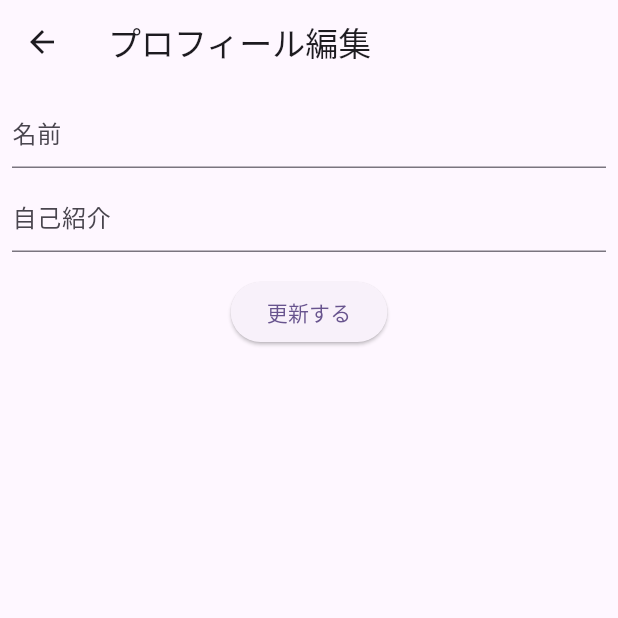
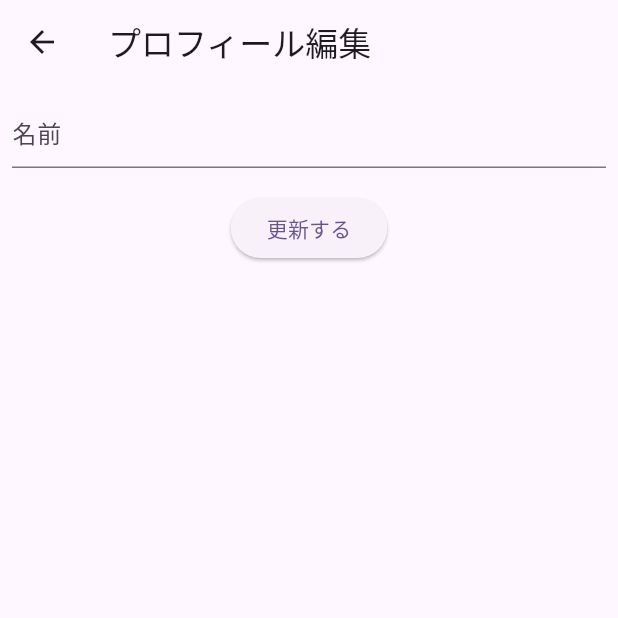
Before and after one commit to daichi-miyajima/instagram_app, a Flutter app: the MyPage screen opened directly, after a tap on the "edit" icon, on a phone screen of 412 x 824 dp, the top half of it. Run offline on Flutter 3.47's test engine with Material 3 defaults, Android fonts, the phone set to English and light mode, and no system bars; our stand-ins replace cloud_firestore, firebase_auth, firebase_core, firebase_storage, image_picker; accounts and stored records are empty; network calls fail.

Commit message:
userのdescriptionを削除

```diff
--- a/lib/edit_profile/edit_profile_model.dart
+++ b/lib/edit_profile/edit_profile_model.dart
@@ -4,40 +4,30 @@ import 'package:flutter/material.dart';
 
 class EditProfileModel extends ChangeNotifier {
 
-  EditProfileModel(this.name, this.description) {
+  EditProfileModel(this.name) {
     nameController.text = name!;
-    descriptionController.text = description!;
   }
 
   final nameController = TextEditingController();
-  final descriptionController = TextEditingController();
 
   String? name;
-  String? description;
 
   void setName(String name) {
     this.name = name;
     notifyListeners();
   }
 
-  void setDescription(String description) {
-    this.description = description;
-    notifyListeners();
-  }
-
   bool isUpdated() {
-    return name != null || description != null;
+    return name != null;
   }
 
   Future update() async {
     this.name = nameController.text;
-    this.description = descriptionController.text;
 
     // firestoreに追加
     final uid = FirebaseAuth.instance.currentUser!.uid;
     await FirebaseFirestore.instance.collection('users').doc(uid).update({
       'name': name,
-      'description': description,
     });
   }
 }
--- a/lib/edit_profile/edit_profile_page.dart
+++ b/lib/edit_profile/edit_profile_page.dart
@@ -4,16 +4,14 @@ import 'package:provider/provider.dart';
 import 'edit_profile_model.dart';
 
 class EditProfilePage extends StatelessWidget {
-  EditProfilePage(this.name, this.description);
+  EditProfilePage(this.name);
   final String name;
-  final String description;
 
   @override
   Widget build(BuildContext context) {
     return ChangeNotifierProvider<EditProfileModel>(
       create: (_) => EditProfileModel(
-        name,
-        description,
+        name
       ),
       child: Scaffold(
         appBar: AppBar(
@@ -32,18 +30,6 @@ class EditProfilePage extends StatelessWidget {
                     ),
                     onChanged: (text) {
                       model.setName(text);
-                    },
-                  ),
-                  SizedBox(
-                    height: 8,
-                  ),
-                  TextField(
-                    controller: model.descriptionController,
-                    decoration: InputDecoration(
-                      hintText: '自己紹介',
-                    ),
-                    onChanged: (text) {
-                      model.setDescription(text);
                     },
                   ),
                   SizedBox(
--- a/lib/mypage/my_model.dart
+++ b/lib/mypage/my_model.dart
@@ -8,7 +8,6 @@ class MyModel extends ChangeNotifier {
   String? name;
   String? imageURL;
   String? email;
-  String? description;
 
   void startLoading() {
     isLoading = true;
@@ -29,7 +28,6 @@ class MyModel extends ChangeNotifier {
     final data = snapshot.data();
     this.name = data?['name'];
     this.imageURL = data?['imageURL'];
-    this.description = data?['description'];
 
     notifyListeners();
   }
--- a/lib/mypage/my_page.dart
+++ b/lib/mypage/my_page.dart
@@ -69,7 +69,7 @@ class MyPage extends StatelessWidget {
                             await Navigator.push(
                               context,
                               MaterialPageRoute(
-                                builder: (context) => EditProfilePage(mymodel.name!, mymodel.description!),
+                                builder: (context) => EditProfilePage(mymodel.name!),
                               ),
                             );
                             mymodel.fetchUser();
@@ -84,9 +84,6 @@ class MyPage extends StatelessWidget {
                     child: Column(
                       crossAxisAlignment: CrossAxisAlignment.start,
                       children: [
-                        Text(
-                          mymodel.description ?? '僕にとっての最高の休日は朝サウナへ行った後、カフェで読書や映画を鑑賞し、夜は友人とお酒を飲んで語ることです。',
-                        ),
                         TextButton(
                           onPressed: () async {
                             // ログアウト
@@ -102,69 +99,6 @@ class MyPage extends StatelessWidget {
                           },
                           child: Text('ログアウト'),
                         )
-                      ],
-                    ),
-                  ),
-                  Padding(
-                    padding: const EdgeInsets.all(8.0),
-                    child: Row(
-                      children: [
-                        Expanded(
-                          child: Row(
-                            children: [
-                              Expanded(
-                                child: OutlinedButton(
-                                  onPressed: () {},
-                                  child: Text(
-                                    'フォロー中',
-                                    style: TextStyle(
-                                      color: Colors.black,
-                                      fontWeight: FontWeight.bold,
-                                      fontSize: 12,
-                                    ),
-                                  ),
-                                  style: OutlinedButton.styleFrom(
-                                    shape: RoundedRectangleBorder(
-                                      borderRadius: BorderRadius.circular(4),
-                                    ),
-                                  ),
-                                ),
-                              ),
-                              const SizedBox(width: 4),
-                              Expanded(
-                                child: OutlinedButton(
-                                  onPressed: () {},
-                                  child: Text(
-                                    'メッセージ',
-                                    style: TextStyle(
-                                      color: Colors.black,
-                                      fontWeight: FontWeight.bold,
-                                      fontSize: 12,
-                                    ),
-                                  ),
-                                  style: OutlinedButton.styleFrom(
-                                    shape: RoundedRectangleBorder(
-                                      borderRadius: BorderRadius.circular(4),
-                                    ),
-                                  ),
-                                ),
-                              ),
-                            ],
-                          ),
-                        ),
-                        const SizedBox(width: 4),
-                        OutlinedButton(
-                          onPressed: () {},
-                          child: Icon(
-                            Icons.keyboard_arrow_down,
-                            color: Colors.black,
-                          ),
-                          style: OutlinedButton.styleFrom(
-                            shape: RoundedRectangleBorder(
-                              borderRadius: BorderRadius.circular(4),
-                            ),
-                          ),
-                        ),
                       ],
                     ),
                   ),
--- a/lib/register/register_model.dart
+++ b/lib/register/register_model.dart
@@ -9,13 +9,11 @@ import 'package:image_picker/image_picker.dart';
 class RegisterModel extends ChangeNotifier {
   // input項目を受け取る
   final nameController = TextEditingController();
-  final descriptionController = TextEditingController();
   final emailController = TextEditingController();
   final passwordController = TextEditingController();
 
   // フィールド
   String? name;
-  String? description;
   File? imageFile;
   String? email;
   String? password;
@@ -49,11 +47,6 @@ class RegisterModel extends ChangeNotifier {
     notifyListeners();
   }
 
-  void setDescription(String description) {
-    this.description = description;
-    notifyListeners();
-  }
-
   void setEmail(String email) {
     this.email = email;
     notifyListeners();
@@ -79,7 +72,6 @@ class RegisterModel extends ChangeNotifier {
 
     // inputされた値をregisterモデルのフィールドにセット
     this.name = nameController.text;
-    this.description = descriptionController.text;
     this.email = emailController.text;
     this.password = passwordController.text;
 
@@ -98,7 +90,6 @@ class RegisterModel extends ChangeNotifier {
         await doc.set({
           'uid': uid,
           'name': name,
-          'description': description,
           'imageURL': imageURL,
           'email': email,
         });
--- a/lib/register/register_page.dart
+++ b/lib/register/register_page.dart
@@ -46,15 +46,6 @@ class RegisterPage extends StatelessWidget {
                       ),
                       SizedBox(
                         height: 8,
-                      ),
-                      TextField(
-                        controller: model.descriptionController,
-                        decoration: InputDecoration(
-                          hintText: 'Description',
-                        ),
-                        onChanged: (text) {
-                          model.setDescription(text);
-                        },
                       ),
                       SizedBox(
                         height: 8,
```
